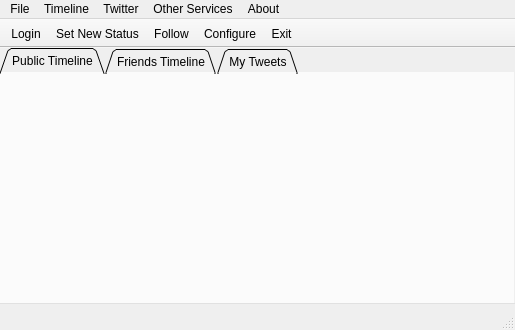
Old version of the form branches/abhijit/Ui/mainWindow.ui in the repository KarenMarkosyan/qttwitter.
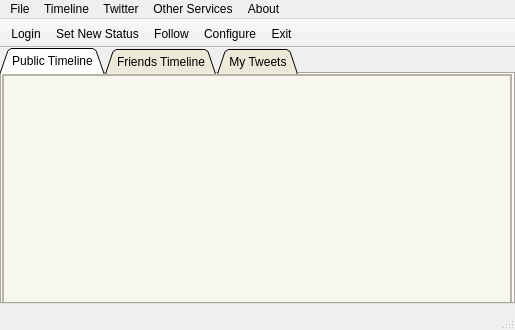
New version of the form. Icons and pictures are not drawn.

Commit message: achieved the transparency in all tabs :D

```diff
--- a/branches/abhijit/Ui/mainWindow.ui
+++ b/branches/abhijit/Ui/mainWindow.ui
@@ -142,7 +142,7 @@
       <active>
        <colorrole role="Base">
         <brush brushstyle="SolidPattern">
-         <color alpha="0">
+         <color alpha="255">
           <red>255</red>
           <green>255</green>
           <blue>255</blue>
@@ -151,7 +151,7 @@
        </colorrole>
        <colorrole role="Window">
         <brush brushstyle="SolidPattern">
-         <color alpha="0">
+         <color alpha="255">
           <red>236</red>
           <green>233</green>
           <blue>216</blue>
@@ -162,7 +162,7 @@
       <inactive>
        <colorrole role="Base">
         <brush brushstyle="SolidPattern">
-         <color alpha="0">
+         <color alpha="255">
           <red>255</red>
           <green>255</green>
           <blue>255</blue>
@@ -171,7 +171,7 @@
        </colorrole>
        <colorrole role="Window">
         <brush brushstyle="SolidPattern">
-         <color alpha="0">
+         <color alpha="255">
           <red>236</red>
           <green>233</green>
           <blue>216</blue>
@@ -182,7 +182,7 @@
       <disabled>
        <colorrole role="Base">
         <brush brushstyle="SolidPattern">
-         <color alpha="0">
+         <color alpha="255">
           <red>236</red>
           <green>233</green>
           <blue>216</blue>
@@ -191,7 +191,7 @@
        </colorrole>
        <colorrole role="Window">
         <brush brushstyle="SolidPattern">
-         <color alpha="0">
+         <color alpha="255">
           <red>236</red>
           <green>233</green>
           <blue>216</blue>
@@ -272,9 +272,6 @@
         </sizepolicy>
        </property>
        <widget class="QTextBrowser" name="textBrowserPT">
-        <property name="enabled">
-         <bool>true</bool>
-        </property>
         <property name="geometry">
          <rect>
           <x>0</x>
@@ -283,14 +280,42 @@
           <height>234</height>
          </rect>
         </property>
-        <property name="autoFillBackground">
-         <bool>true</bool>
-        </property>
-        <property name="frameShape">
-         <enum>QFrame::StyledPanel</enum>
-        </property>
-        <property name="frameShadow">
-         <enum>QFrame::Sunken</enum>
+        <property name="palette">
+         <palette>
+          <active>
+           <colorrole role="Base">
+            <brush brushstyle="SolidPattern">
+             <color alpha="150">
+              <red>255</red>
+              <green>255</green>
+              <blue>255</blue>
+             </color>
+            </brush>
+           </colorrole>
+          </active>
+          <inactive>
+           <colorrole role="Base">
+            <brush brushstyle="SolidPattern">
+             <color alpha="150">
+              <red>255</red>
+              <green>255</green>
+              <blue>255</blue>
+             </color>
+            </brush>
+           </colorrole>
+          </inactive>
+          <disabled>
+           <colorrole role="Base">
+            <brush brushstyle="SolidPattern">
+             <color alpha="255">
+              <red>236</red>
+              <green>233</green>
+              <blue>216</blue>
+             </color>
+            </brush>
+           </colorrole>
+          </disabled>
+         </palette>
         </property>
        </widget>
       </widget>
```
Left out of the diff: 186 changed lines with no effect on the pictures. The commit also changes 4 other files.
